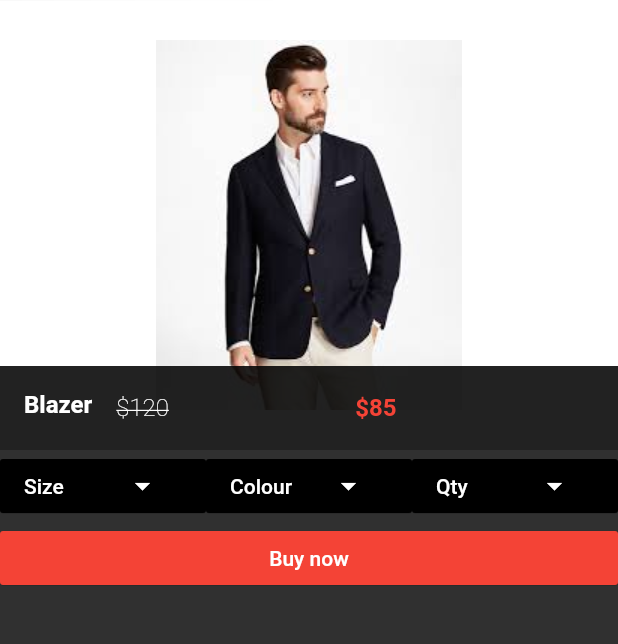
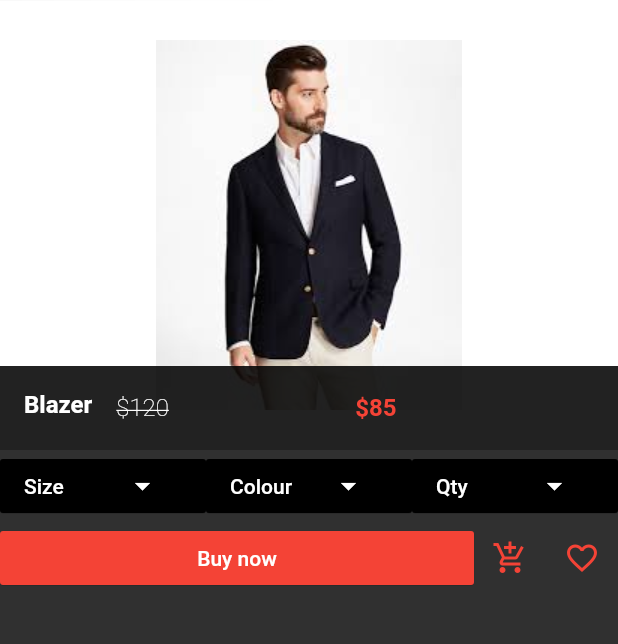
Before and after one commit to DaminduSandaruwan/E-ComApp, a Flutter app: the screen it shows after launch, after a tap on "Blazer", on a phone screen of 412 x 824 dp, the part 84-728 px from its top. Run offline on Flutter 3.47's test engine with Material 2 defaults, Android fonts, the phone set to English and light mode, and no system bars; our stand-ins replace carousel_pro.

Commit message:
add icons

```diff
--- a/lib/pages/product_details.dart
+++ b/lib/pages/product_details.dart
@@ -171,6 +171,24 @@ class _ProductDetailsState extends State<ProductDetails> {
                   ),
                 ),
               ),
+              IconButton(
+                icon: Icon(
+                  Icons.add_shopping_cart,
+                  color: Colors.red,
+                ),
+                onPressed: (){
+
+                },
+              ),
+              IconButton(
+                icon: Icon(
+                  Icons.favorite_border,
+                  color: Colors.red,
+                ),
+                onPressed: (){
+
+                },
+              ),
             ],
           ),
         ],
```
